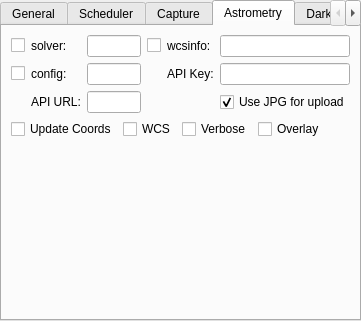
First picture: the form in kstars/ekos/opsekos.ui, repository KDE/kstars, before the edit.
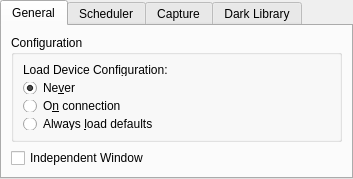
Second picture: the form after the edit. The open tabs and pages were chosen to show the change.

```diff
--- a/kstars/ekos/opsekos.ui
+++ b/kstars/ekos/opsekos.ui
@@ -6,8 +6,8 @@
    <rect>
     <x>0</x>
     <y>0</y>
-    <width>361</width>
-    <height>321</height>
+    <width>353</width>
+    <height>179</height>
    </rect>
   </property>
   <property name="windowTitle">
@@ -298,212 +298,6 @@
     </item>
    </layout>
   </widget>
-  <widget class="QWidget" name="astrometryTab">
-   <attribute name="title">
-    <string>Astrometry</string>
-   </attribute>
-   <layout class="QVBoxLayout" name="verticalLayout_3">
-    <item>
-     <layout class="QGridLayout" name="gridLayout">
-      <item row="0" column="2">
-       <widget class="QLineEdit" name="kcfg_astrometrySolver">
-        <property name="toolTip">
-         <string>Astrometry.net solve-field binary</string>
-        </property>
-        <property name="text">
-         <string/>
-        </property>
-       </widget>
-      </item>
-      <item row="1" column="5">
-       <widget class="QLineEdit" name="kcfg_astrometryAPIKey">
-        <property name="toolTip">
-         <string>Astrometry.net configuration file</string>
-        </property>
-        <property name="text">
-         <string/>
-        </property>
-       </widget>
-      </item>
-      <item row="2" column="5">
-       <widget class="QCheckBox" name="kcfg_astrometryUseJPEG">
-        <property name="toolTip">
-         <string>Use JPEG format, instead of FITS, to upload images to the online astrometry.net service</string>
-        </property>
-        <property name="text">
-         <string>Use JPG for upload</string>
-        </property>
-        <property name="checked">
-         <bool>true</bool>
-        </property>
-       </widget>
-      </item>
-      <item row="0" column="3">
-       <widget class="QCheckBox" name="kcfg_wcsIsInternal">
-        <property name="text">
-         <string/>
-        </property>
-       </widget>
-      </item>
-      <item row="1" column="4">
-       <widget class="QLabel" name="label_17">
-        <property name="text">
-         <string>API Key:</string>
-        </property>
-       </widget>
-      </item>
-      <item row="1" column="2">
-       <widget class="QLineEdit" name="kcfg_astrometryConfFile">
-        <property name="toolTip">
-         <string>Astrometry.net configuration file</string>
-        </property>
-        <property name="text">
-         <string/>
-        </property>
-       </widget>
-      </item>
-      <item row="1" column="1">
-       <widget class="QLabel" name="label_14">
-        <property name="text">
-         <string>config:</string>
-        </property>
-       </widget>
-      </item>
-      <item row="2" column="1">
-       <widget class="QLabel" name="label_18">
-        <property name="text">
-         <string>API URL:</string>
-        </property>
-       </widget>
-      </item>
-      <item row="0" column="5">
-       <widget class="QLineEdit" name="kcfg_astrometryWCSInfo">
-        <property name="toolTip">
-         <string>Astrometry.net wcsinfo binary</string>
-        </property>
-        <property name="text">
-         <string/>
-        </property>
-       </widget>
-      </item>
-      <item row="1" column="0">
-       <widget class="QCheckBox" name="kcfg_astrometryConfFileIsInternal">
-        <property name="text">
-         <string/>
-        </property>
-       </widget>
-      </item>
-      <item row="0" column="1">
-       <widget class="QLabel" name="label_15">
-        <property name="text">
-         <string>solver:</string>
-        </property>
-       </widget>
-      </item>
-      <item row="0" column="4">
-       <widget class="QLabel" name="label_16">
-        <property name="text">
-         <string>wcsinfo:</string>
-        </property>
-       </widget>
-      </item>
-      <item row="2" column="2">
-       <widget class="QLineEdit" name="kcfg_astrometryAPIURL">
-        <property name="toolTip">
-         <string>Astrometry.net configuration file</string>
-        </property>
-        <property name="text">
-         <string/>
-        </property>
-       </widget>
-      </item>
-      <item row="0" column="0">
-       <widget class="QCheckBox" name="kcfg_astrometrySolverIsInternal">
-        <property name="text">
-         <string/>
-        </property>
-       </widget>
-      </item>
-     </layout>
-    </item>
-    <item>
-     <layout class="QHBoxLayout" name="horizontalLayout_5">
-      <item>
-       <widget class="QCheckBox" name="kcfg_SolverUpdateCoords">
-        <property name="toolTip">
-         <string>Automatically update the solver's RA &amp; Declination coordinates after telescope slew is completed.</string>
-        </property>
-        <property name="statusTip">
-         <string>Automatically update the solver's RA &amp; Declination coordinates after telescope slew is completed.</string>
-        </property>
-        <property name="text">
-         <string>Update Coords</string>
-        </property>
-       </widget>
-      </item>
-      <item>
-       <widget class="QCheckBox" name="kcfg_SolverWCS">
-        <property name="toolTip">
-         <string>enable World Coordinate System (WCS). WCS is used to encode RA/DEC coordinates in captured CCD images.</string>
-        </property>
-        <property name="text">
-         <string>WCS</string>
-        </property>
-       </widget>
-      </item>
-      <item>
-       <widget class="QCheckBox" name="kcfg_SolverVerbose">
-        <property name="toolTip">
-         <string>Log verbose solver output</string>
-        </property>
-        <property name="statusTip">
-         <string/>
-        </property>
-        <property name="text">
-         <string>Verbose</string>
-        </property>
-       </widget>
-      </item>
-      <item>
-       <widget class="QCheckBox" name="kcfg_SolverOverlay">
-        <property name="toolTip">
-         <string>Display received FITS images unto solver FOV rectangle in the sky map</string>
-        </property>
-        <property name="text">
-         <string>Overlay</string>
-        </property>
-       </widget>
-      </item>
-      <item>
-       <spacer name="horizontalSpacer_4">
-        <property name="orientation">
-         <enum>Qt::Horizontal</enum>
-        </property>
-        <property name="sizeHint" stdset="0">
-         <size>
-          <width>40</width>
-          <height>20</height>
-         </size>
-        </property>
-       </spacer>
-      </item>
-     </layout>
-    </item>
-    <item>
-     <spacer name="verticalSpacer_6">
-      <property name="orientation">
-       <enum>Qt::Vertical</enum>
-      </property>
-      <property name="sizeHint" stdset="0">
-       <size>
-        <width>20</width>
-        <height>269</height>
-       </size>
-      </property>
-     </spacer>
-    </item>
-   </layout>
-  </widget>
   <widget class="QWidget" name="darkLibraryTab">
    <attribute name="title">
     <string>Dark Library</string>
```
